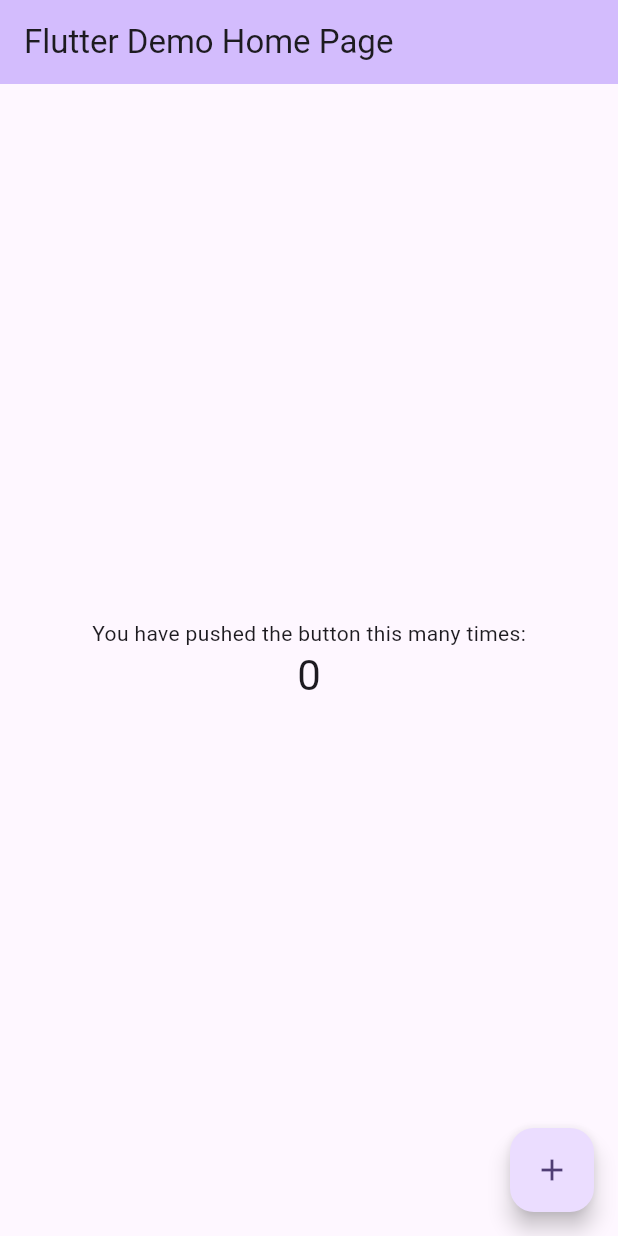
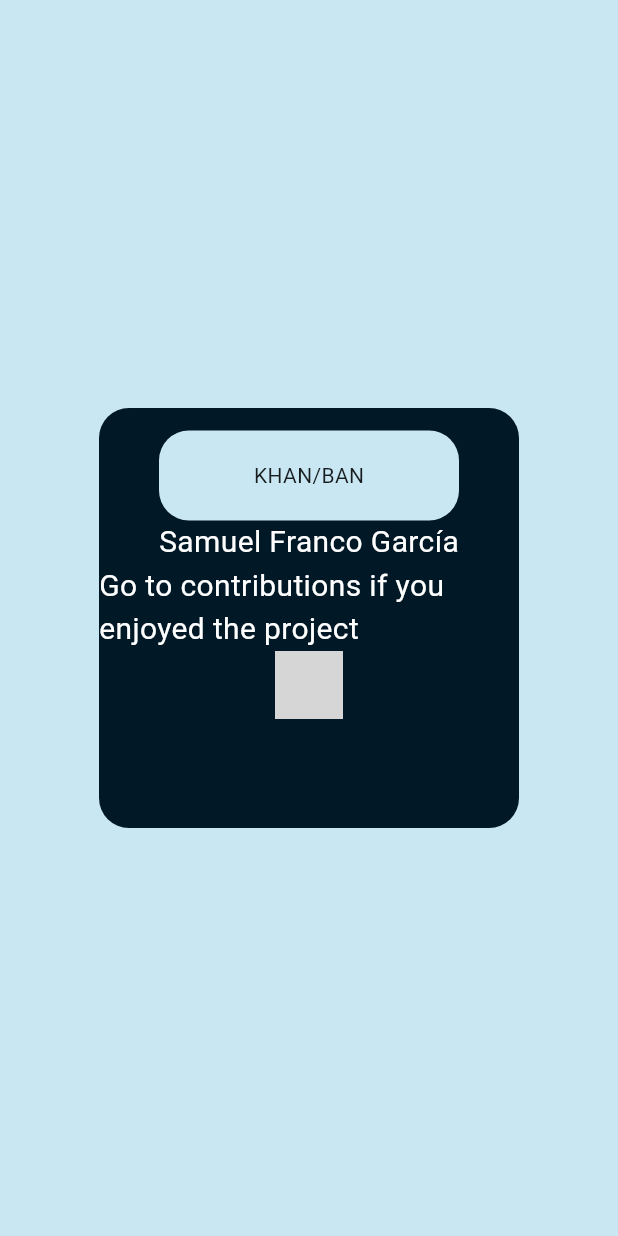
Before and after one commit to samu7861/khan-ban, a Flutter app: the screen it shows after launch, on a phone screen of 412 x 824 dp. Run offline on Flutter 3.47's test engine with Material 3 defaults, Android fonts, the phone set to English and light mode, and no system bars; our stand-ins replace flutter_svg; grey boxes are pictures that could not be loaded.

Commit message:
ICON_CHANGED

```diff
--- a/khanban/lib/main.dart
+++ b/khanban/lib/main.dart
@@ -1,4 +1,7 @@
 import 'package:flutter/material.dart';
+import 'package:flutter_svg/flutter_svg.dart';
+
+
 
 void main() {
   runApp(const MyApp());
@@ -11,42 +14,19 @@ class MyApp extends StatelessWidget {
   @override
   Widget build(BuildContext context) {
     return MaterialApp(
-      title: 'Flutter Demo',
+      debugShowCheckedModeBanner: false,
+      title: 'KHAN/BAN',
       theme: ThemeData(
-        // This is the theme of your application.
-        //
-        // TRY THIS: Try running your application with "flutter run". You'll see
-        // the application has a purple toolbar. Then, without quitting the app,
-        // try changing the seedColor in the colorScheme below to Colors.green
-        // and then invoke "hot reload" (save your changes or press the "hot
-        // reload" button in a Flutter-supported IDE, or press "r" if you used
-        // the command line to start the app).
-        //
-        // Notice that the counter didn't reset back to zero; the application
-        // state is not lost during the reload. To reset the state, use hot
-        // restart instead.
-        //
-        // This works for code too, not just values: Most code changes can be
-        // tested with just a hot reload.
-        colorScheme: ColorScheme.fromSeed(seedColor: Colors.deepPurple),
+        colorScheme: ColorScheme.fromSeed(seedColor: Color.fromRGBO(201, 231, 242, 1)),
         useMaterial3: true,
       ),
-      home: const MyHomePage(title: 'Flutter Demo Home Page'),
+      home: const MyHomePage(title: 'KHAN/BAN'),
     );
   }
 }
 
 class MyHomePage extends StatefulWidget {
   const MyHomePage({super.key, required this.title});
-
-  // This widget is the home page of your application. It is stateful, meaning
-  // that it has a State object (defined below) that contains fields that affect
-  // how it looks.
-
-  // This class is the configuration for the state. It holds the values (in this
-  // case the title) provided by the parent (in this case the App widget) and
-  // used by the build method of the State. Fields in a Widget subclass are
-  // always marked "final".
 
   final String title;
 
@@ -55,71 +35,59 @@ class MyHomePage extends StatefulWidget {
 }
 
 class _MyHomePageState extends State<MyHomePage> {
-  int _counter = 0;
 
-  void _incrementCounter() {
-    setState(() {
-      // This call to setState tells the Flutter framework that something has
-      // changed in this State, which causes it to rerun the build method below
-      // so that the display can reflect the updated values. If we changed
-      // _counter without calling setState(), then the build method would not be
-      // called again, and so nothing would appear to happen.
-      _counter++;
-    });
-  }
+
 
   @override
   Widget build(BuildContext context) {
-    // This method is rerun every time setState is called, for instance as done
-    // by the _incrementCounter method above.
-    //
-    // The Flutter framework has been optimized to make rerunning build methods
-    // fast, so that you can just rebuild anything that needs updating rather
-    // than having to individually change instances of widgets.
+
     return Scaffold(
-      appBar: AppBar(
-        // TRY THIS: Try changing the color here to a specific color (to
-        // Colors.amber, perhaps?) and trigger a hot reload to see the AppBar
-        // change color while the other colors stay the same.
-        backgroundColor: Theme.of(context).colorScheme.inversePrimary,
-        // Here we take the value from the MyHomePage object that was created by
-        // the App.build method, and use it to set our appbar title.
-        title: Text(widget.title),
-      ),
+      backgroundColor: Color.fromRGBO(201, 231, 242, 1),
       body: Center(
-        // Center is a layout widget. It takes a single child and positions it
-        // in the middle of the parent.
-        child: Column(
-          // Column is also a layout widget. It takes a list of children and
-          // arranges them vertically. By default, it sizes itself to fit its
-          // children horizontally, and tries to be as tall as its parent.
-          //
-          // Column has various properties to control how it sizes itself and
-          // how it positions its children. Here we use mainAxisAlignment to
-          // center the children vertically; the main axis here is the vertical
-          // axis because Columns are vertical (the cross axis would be
-          // horizontal).
-          //
-          // TRY THIS: Invoke "debug painting" (choose the "Toggle Debug Paint"
-          // action in the IDE, or press "p" in the console), to see the
-          // wireframe for each widget.
-          mainAxisAlignment: MainAxisAlignment.center,
-          children: <Widget>[
-            const Text(
-              'You have pushed the button this many times:',
-            ),
-            Text(
-              '$_counter',
-              style: Theme.of(context).textTheme.headlineMedium,
-            ),
-          ],
+        child: Container(
+          height: 280,
+          width: 280,
+          decoration: BoxDecoration(
+            color: Color(0xFF011826),
+            borderRadius: BorderRadius.circular(20),
+          ),
+          child: Column(
+            children: [
+              const SizedBox(height: 15),
+              Container(
+                width: 200,
+                height: 60,
+                decoration: BoxDecoration(
+                  color: Color.fromRGBO(201, 231, 242, 1),
+                  borderRadius: BorderRadius.circular(20),
+                ),
+                child: const Center(
+                  child: Text(
+                    'KHAN/BAN',
+
+                  ),
+                ),
+              ),
+              const Text(
+                "Samuel Franco García",
+                style: TextStyle(
+                  color: Colors.white,
+                  fontSize: 20,
+                ),
+              ),
+              const Text(
+                "Go to contributions if you enjoyed the project",
+                style: TextStyle(
+                  color: Colors.white,
+                  fontSize: 20,
+                ),
+              ),
+              SvgPicture.asset("assets/icon/token_FILL0_wght400_GRAD0_opsz24.svg", height: 45, width: 45, color: Color.fromRGBO(201, 231, 242, 1),)
+            ],
+          ),
         ),
       ),
-      floatingActionButton: FloatingActionButton(
-        onPressed: _incrementCounter,
-        tooltip: 'Increment',
-        child: const Icon(Icons.add),
-      ), // This trailing comma makes auto-formatting nicer for build methods.
+
     );
   }
 }
```
Also changed, not shown: khanban/pubspec.yaml (+4 -7 lines), khanban/assets/icons/arrow_right_alt_FILL0_wght400_GRAD0_opsz24.svg (added), khanban/assets/icons/token_FILL0_wght400_GRAD0_opsz24.svg (added), khanban/assets/images/Icono png.png (renamed from Recursos/Icono png.png), khanban/assets/images/Icono.jpg (added), 4 other files.
